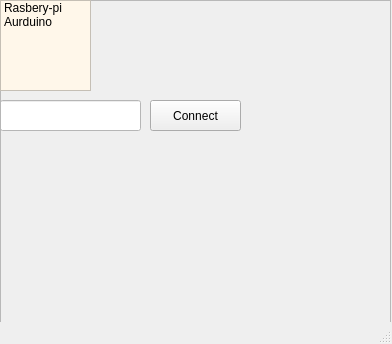
Before: the Qt Designer form Project_1/Frontend.ui in Ambarish8969/PyQt5_Designs, drawn with Qt 5.
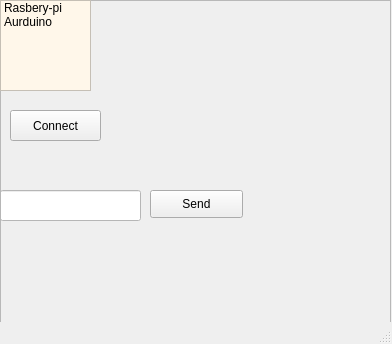
After: the same form once the commit is applied.

```diff
--- a/Project_1/Frontend.ui
+++ b/Project_1/Frontend.ui
@@ -36,7 +36,7 @@
      <property name="geometry">
       <rect>
        <x>0</x>
-       <y>100</y>
+       <y>190</y>
        <width>141</width>
        <height>31</height>
       </rect>
@@ -48,8 +48,8 @@
     <widget class="QPushButton" name="pushButton">
      <property name="geometry">
       <rect>
-       <x>150</x>
-       <y>100</y>
+       <x>10</x>
+       <y>110</y>
        <width>91</width>
        <height>31</height>
       </rect>
@@ -84,6 +84,19 @@
       </property>
      </item>
     </widget>
+    <widget class="QPushButton" name="pushButton_2">
+     <property name="geometry">
+      <rect>
+       <x>150</x>
+       <y>190</y>
+       <width>93</width>
+       <height>28</height>
+      </rect>
+     </property>
+     <property name="text">
+      <string>Send</string>
+     </property>
+    </widget>
    </widget>
   </widget>
   <widget class="QMenuBar" name="menubar">
```
